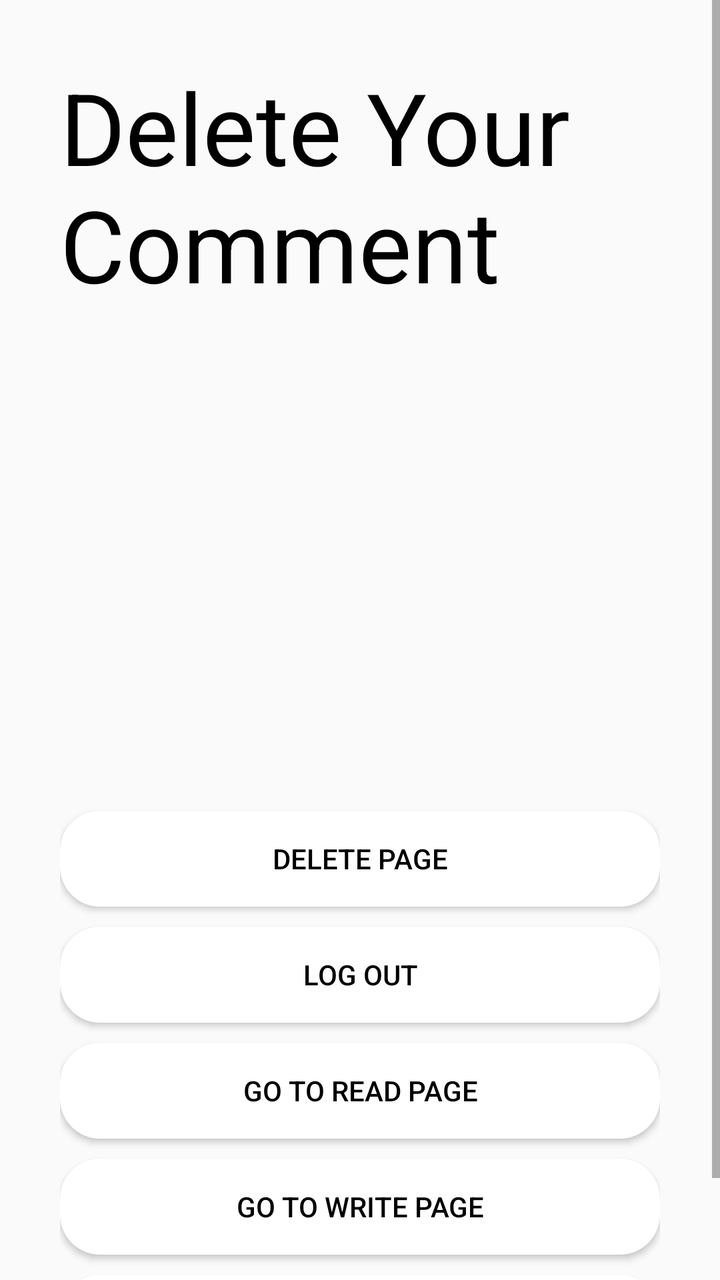
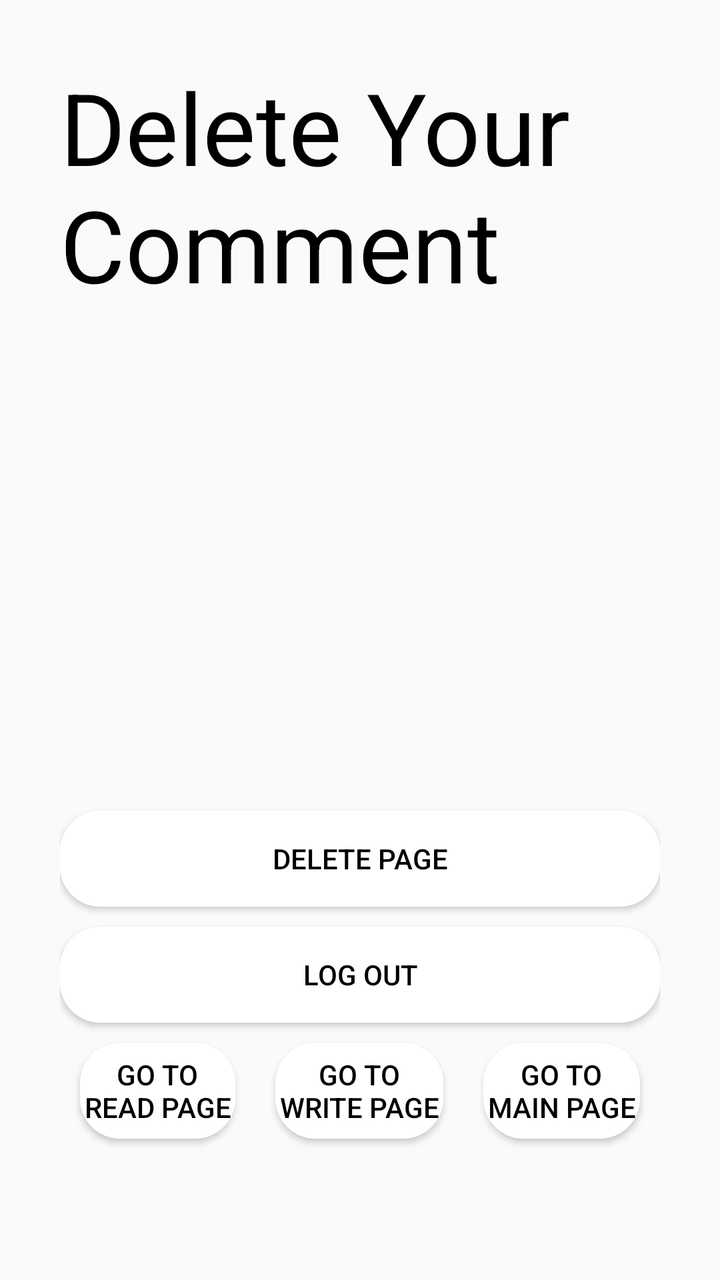

The first picture is an Android layout as it rendered before a commit; the second is the same layout after the commit. The layout source and the unified diff follow.
<!-- AndroidManifest.xml: application theme Theme.Login -->
<!-- res/layout/activity_delete.xml -->
<?xml version="1.0" encoding="utf-8"?>
<ScrollView xmlns:android="http://schemas.android.com/apk/res/android"
    xmlns:tools="http://schemas.android.com/tools"
    android:layout_width="match_parent"
    android:layout_height="match_parent"
    tools:context=".DeleteActivity">

    <LinearLayout
        android:layout_width="match_parent"
        android:layout_height="match_parent"
        android:layout_margin="30dp"
        android:orientation="vertical">

        <TextView
            android:layout_width="wrap_content"
            android:layout_height="wrap_content"
            android:layout_gravity="center"
            android:textColor="@color/black"
            android:text="Delete Your Comment"
            android:textSize="50dp" />

        <androidx.recyclerview.widget.RecyclerView
            android:id="@+id/recyclerview"
            android:layout_width="match_parent"
            android:layout_height="240dp"
            android:layout_marginBottom="10dp"/>

        <Button
            android:id="@+id/gotoDelete"
            android:layout_width="match_parent"
            android:layout_height="wrap_content"
            android:layout_marginBottom="10dp"
            android:background="@drawable/border"
            android:textColor="@color/black"
            android:text="Delete Page" />

        <Button
            android:id="@+id/logout"
            android:layout_width="match_parent"
            android:layout_height="wrap_content"
            android:layout_marginBottom="10dp"
            android:background="@drawable/border"
            android:textColor="@color/black"
            android:text="Log Out" />

        <Button
            android:id="@+id/gotoRead"
            android:layout_width="match_parent"
            android:layout_height="wrap_content"
            android:layout_marginBottom="10dp"
            android:background="@drawable/border"
            android:textColor="@color/black"
            android:text="Go To Read Page" />

        <Button
            android:id="@+id/gotoWrite"
            android:layout_width="match_parent"
            android:layout_height="wrap_content"
            android:layout_marginBottom="10dp"
            android:background="@drawable/border"
            android:textColor="@color/black"
            android:text="Go To Write Page" />

        <Button
            android:id="@+id/gotoMain"
            android:layout_width="match_parent"
            android:layout_height="wrap_content"
            android:layout_marginBottom="10dp"
            android:background="@drawable/border"
            android:textColor="@color/black"
            android:text="Go To Main" />
    </LinearLayout>
</ScrollView>
<!-- resources referenced by this layout -->
<resources>
  <color name="black">#FF000000</color>
  <!-- drawable border (drawable) -->
  <?xml version="1.0" encoding="utf-8"?>
  <shape xmlns:android="http://schemas.android.com/apk/res/android">
      <solid android:color="@color/white"/>
      <corners android:radius="20dp"/>
  </shape>
  <style name="Theme.Login" parent="Theme.AppCompat.Light" />
  <color name="white">#FFFFFFFF</color>
</resources>

<!-- the commit's change to res/layout/activity_delete.xml (unified diff, before → after) -->
@@ -38,36 +38,45 @@
             android:id="@+id/logout"
             android:layout_width="match_parent"
             android:layout_height="wrap_content"
-            android:layout_marginBottom="10dp"
             android:background="@drawable/border"
             android:textColor="@color/black"
             android:text="Log Out" />
 
-        <Button
-            android:id="@+id/gotoRead"
+        <LinearLayout
             android:layout_width="match_parent"
-            android:layout_height="wrap_content"
-            android:layout_marginBottom="10dp"
-            android:background="@drawable/border"
-            android:textColor="@color/black"
-            android:text="Go To Read Page" />
+            android:layout_height="match_parent"
+            android:orientation="horizontal">
 
-        <Button
-            android:id="@+id/gotoWrite"
-            android:layout_width="match_parent"
-            android:layout_height="wrap_content"
-            android:layout_marginBottom="10dp"
-            android:background="@drawable/border"
-            android:textColor="@color/black"
-            android:text="Go To Write Page" />
+            <Button
+                android:id="@+id/gotoRead"
+                android:layout_weight="1"
+                android:layout_width="wrap_content"
+                android:layout_height="wrap_content"
+                android:layout_margin="10dp"
+                android:background="@drawable/border"
+                android:text="Go To Read Page"
+                android:textColor="@color/black" />
 
-        <Button
-            android:id="@+id/gotoMain"
-            android:layout_width="match_parent"
-            android:layout_height="wrap_content"
-            android:layout_marginBottom="10dp"
-            android:background="@drawable/border"
-            android:textColor="@color/black"
-            android:text="Go To Main" />
+            <Button
+                android:id="@+id/gotoWrite"
+                android:layout_weight="1"
+                android:layout_width="wrap_content"
+                android:layout_height="wrap_content"
+                android:layout_margin="10dp"
+                android:background="@drawable/border"
+                android:text="Go To Write Page"
+                android:textColor="@color/black" />
+
+            <Button
+                android:id="@+id/gotoMain"
+                android:layout_weight="1"
+                android:layout_width="wrap_content"
+                android:layout_height="wrap_content"
+                android:layout_margin="10dp"
+                android:background="@drawable/border"
+                android:text="Go To Main Page"
+                android:textColor="@color/black" />
+        </LinearLayout>
+
     </LinearLayout>
 </ScrollView>
